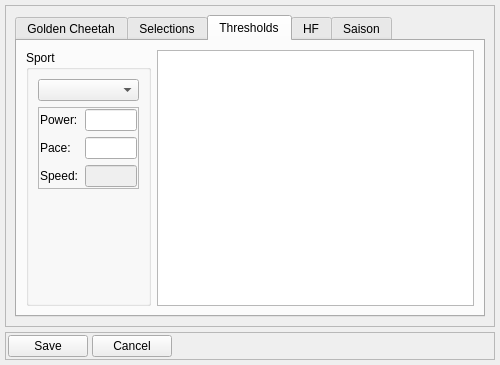
Qt form dialog_settings.ui (Tria-Andy/WorkoutEditor) before a commit.
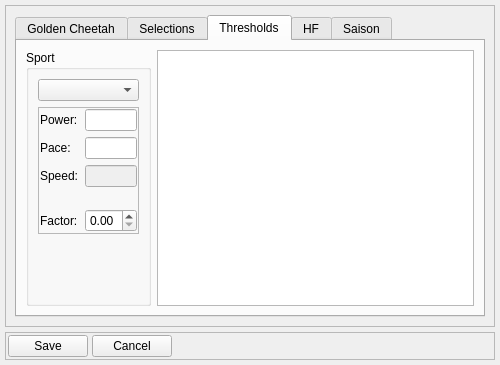
The same form after that commit. The open tabs and pages were chosen to show the change. Icons and pictures are not drawn.

Diff of the .ui file:
```diff
--- a/dialog_settings.ui
+++ b/dialog_settings.ui
@@ -547,6 +547,29 @@
                   </property>
                  </widget>
                 </item>
+                <item row="4" column="1">
+                 <widget class="QDoubleSpinBox" name="doubleSpinBox_factor"/>
+                </item>
+                <item row="4" column="0">
+                 <widget class="QLabel" name="label_17">
+                  <property name="text">
+                   <string>Factor:</string>
+                  </property>
+                 </widget>
+                </item>
+                <item row="3" column="1">
+                 <spacer name="verticalSpacer_5">
+                  <property name="orientation">
+                   <enum>Qt::Vertical</enum>
+                  </property>
+                  <property name="sizeHint" stdset="0">
+                   <size>
+                    <width>20</width>
+                    <height>10</height>
+                   </size>
+                  </property>
+                 </spacer>
+                </item>
                </layout>
               </widget>
              </item>
```
Left out of the diff: 7 changed lines with no effect on the pictures.
